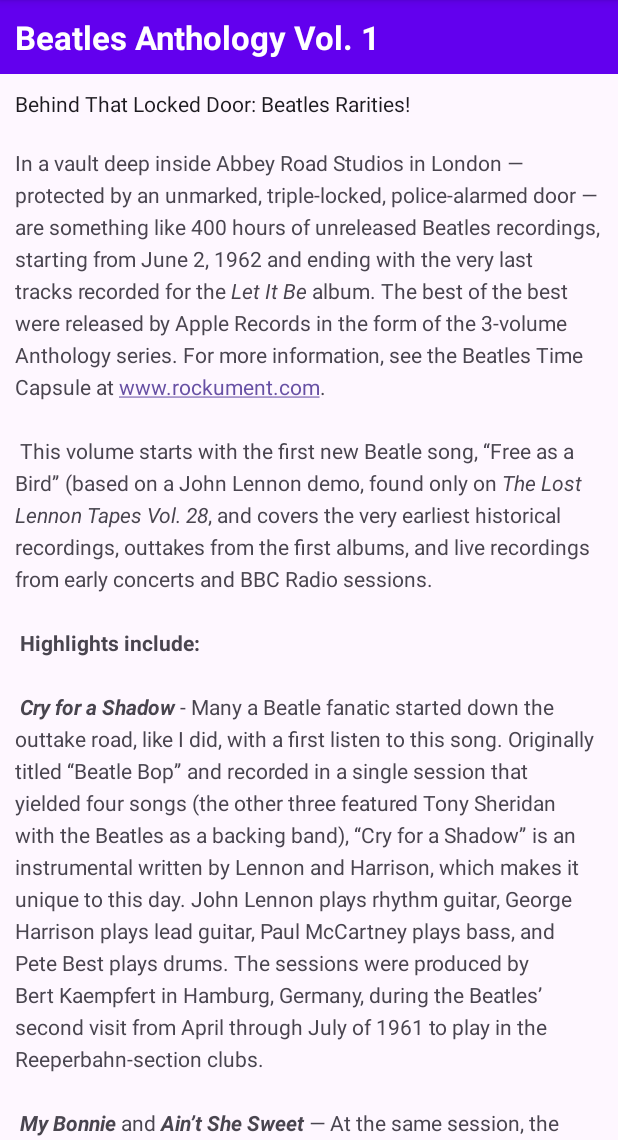
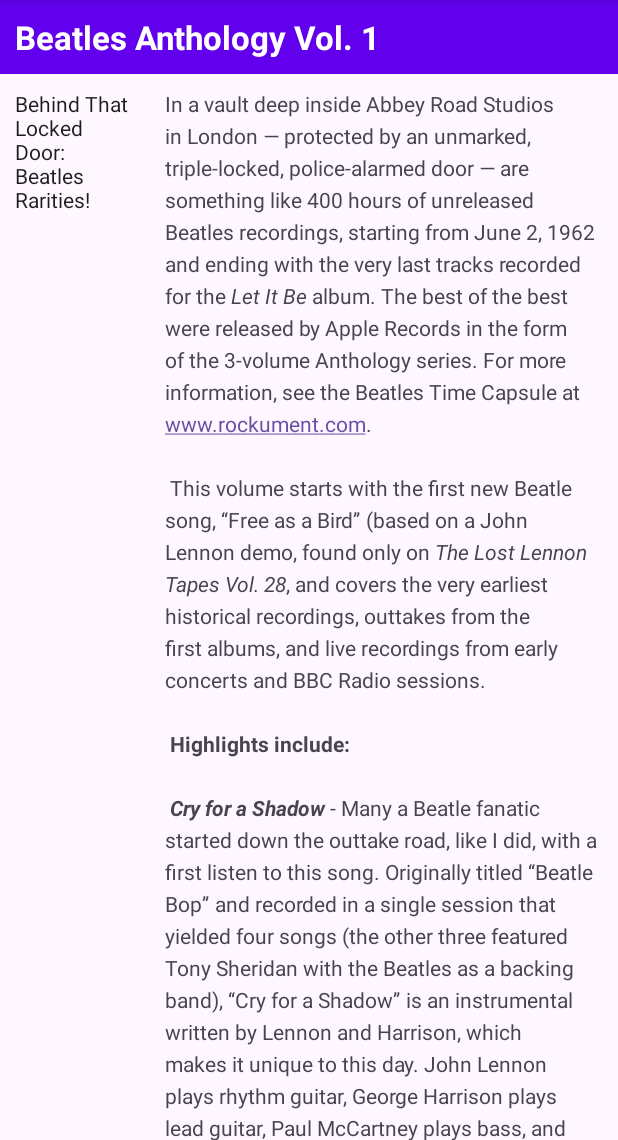
Before and after one commit to tankchoi/Java_Mobile, an Android app: the screen it shows after launch (MainActivity), on a phone screen of 412 x 824 dp, the part 96-1236 px from its top. Run offline under Robolectric (Android 15) with nearby library versions, the phone set to English and light mode, and no system bars.

Commit message:
Homework 1.4

```diff
--- a/ScrollingText/app/src/main/res/layout/activity_main.xml
+++ b/ScrollingText/app/src/main/res/layout/activity_main.xml
@@ -26,10 +26,10 @@
         <LinearLayout
             android:layout_width="match_parent"
             android:layout_height="wrap_content"
-            android:orientation="vertical">
+            android:orientation="horizontal">
             <TextView
                 android:id="@+id/article_subheading"
-                android:layout_width="match_parent"
+                android:layout_width="100dp"
                 android:layout_height="wrap_content"
                 android:padding="@dimen/padding_regular"
                 android:text="@string/article_subtitle"
```
Also changed, not shown: 1 other file.
